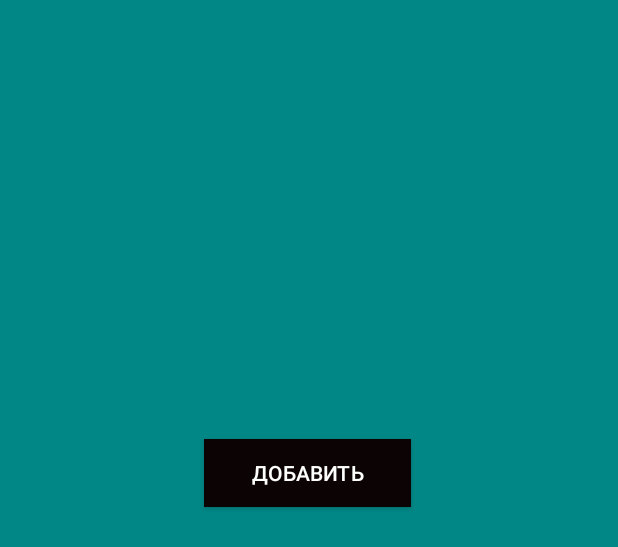
After one commit to drewkarpov/android_nhl, an Android app: the layout activity_pop_up_add.xml on its own in the app's theme, with its tools: preview values and no code run, on a phone screen of 412 x 824 dp. The commit adds this screen. Shown: the top 547 px of the screen. Run offline under Robolectric (Android 15) with nearby library versions, the phone set to English and light mode, and no system bars.

Commit message:
add popup

```diff
--- a/NHL/app/src/main/AndroidManifest.xml
+++ b/NHL/app/src/main/AndroidManifest.xml
@@ -16,7 +16,11 @@
         android:usesCleartextTraffic="true"
         android:windowSoftInputMode="adjustNothing"
         tools:targetApi="n">
-        <activity android:name=".AddGameToUserActivity"></activity>
+        <activity android:name=".PopUpAddActivity"
+            android:theme="@style/AppTheme.CustomTheme">
+
+        </activity>
+        <activity android:name=".AddGameToUserActivity" />
         <activity android:name=".userGamesActivity" />
         <activity android:name=".ChangeUserActivity" />
         <activity android:name=".UserDataActivity" />
--- a/NHL/app/src/main/res/layout/activity_main.xml
+++ b/NHL/app/src/main/res/layout/activity_main.xml
@@ -17,10 +17,10 @@
         app:layout_constraintEnd_toEndOf="parent"
         app:layout_constraintHorizontal_bias="0.428"
         app:layout_constraintStart_toStartOf="parent"
-        app:layout_constraintTop_toBottomOf="@+id/button" />
+        app:layout_constraintTop_toBottomOf="@+id/searchButton" />
 
     <Button
-        android:id="@+id/button"
+        android:id="@+id/searchButton"
         android:layout_width="250dp"
         android:layout_height="50dp"
         android:layout_marginTop="20dp"
--- /dev/null
+++ b/NHL/app/src/main/res/layout/activity_pop_up_add.xml
@@ -0,0 +1,41 @@
+<?xml version="1.0" encoding="utf-8"?>
+<androidx.constraintlayout.widget.ConstraintLayout xmlns:android="http://schemas.android.com/apk/res/android"
+    xmlns:app="http://schemas.android.com/apk/res-auto"
+    xmlns:tools="http://schemas.android.com/tools"
+    android:layout_width="match_parent"
+    android:layout_height="match_parent"
+    android:background="@color/design_default_color_secondary_variant"
+    tools:context=".PopUpAddActivity">
+
+    <TextView
+        android:id="@+id/textViewPopup"
+        android:layout_width="211dp"
+        android:layout_height="118dp"
+        android:gravity="center"
+        android:textSize="20sp"
+        android:textStyle="bold"
+        android:textColor="@android:color/black"
+        app:layout_constraintBottom_toBottomOf="parent"
+        app:layout_constraintEnd_toEndOf="parent"
+        app:layout_constraintStart_toStartOf="parent"
+        app:layout_constraintTop_toTopOf="parent"
+        app:layout_constraintVertical_bias="0.101" />
+
+    <Button
+        android:id="@+id/button2"
+        android:layout_width="138dp"
+        android:layout_height="45dp"
+        android:background="#0C0404"
+        android:drawableTop="@android:color/black"
+        android:onClick="goToAddUser"
+        android:shadowColor="@android:color/black"
+        android:text="@string/add"
+        android:textColor="@color/cardview_light_background"
+        app:layout_constraintBottom_toBottomOf="parent"
+        app:layout_constraintEnd_toEndOf="parent"
+        app:layout_constraintHorizontal_bias="0.497"
+        app:layout_constraintStart_toStartOf="parent"
+        app:layout_constraintTop_toBottomOf="@+id/textViewPopup"
+        app:layout_constraintVertical_bias="0.175" />
+
+</androidx.constraintlayout.widget.ConstraintLayout>
--- a/NHL/app/src/main/res/values/strings.xml
+++ b/NHL/app/src/main/res/values/strings.xml
@@ -23,4 +23,5 @@
     <string name="wegoal">мы забили</string>
     <string name="usgoal">нам забили</string>
     <string name="add">Добавить</string>
+    <string name="addusertodb">Игрок не найден! \n Добавить игрока в базу?</string>
 </resources>
--- a/NHL/app/src/main/res/values/styles.xml
+++ b/NHL/app/src/main/res/values/styles.xml
@@ -19,5 +19,9 @@
         <item name="android:shadowDy">0</item>
         <item name="android:shadowRadius">3</item>
     </style>
+    <style name="AppTheme.CustomTheme">
+        <item name="android:windowIsTranslucent">true</item>
+        <item name="android:windowCloseOnTouchOutside">true</item>
+    </style>
 
 </resources>
```
Also changed, not shown: NHL/app/src/main/java/com/example/nhl/AddUserActivity.java (+8 -0 lines), NHL/app/src/main/java/com/example/nhl/MainActivity.java (+13 -0 lines), NHL/app/src/main/java/com/example/nhl/PopUpAddActivity.java (added, +43 -0 lines).
